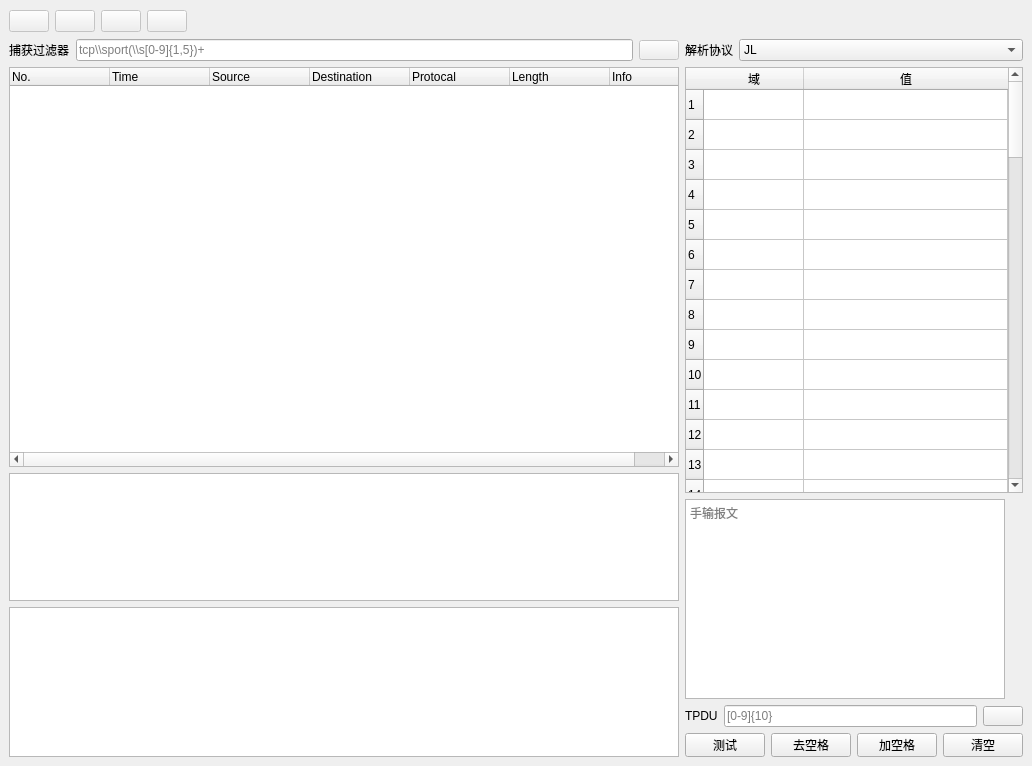
Before: the Qt Designer form src/GUI/mainWindow.ui in adam-hh/8583MSG_DEC, drawn with Qt 5.
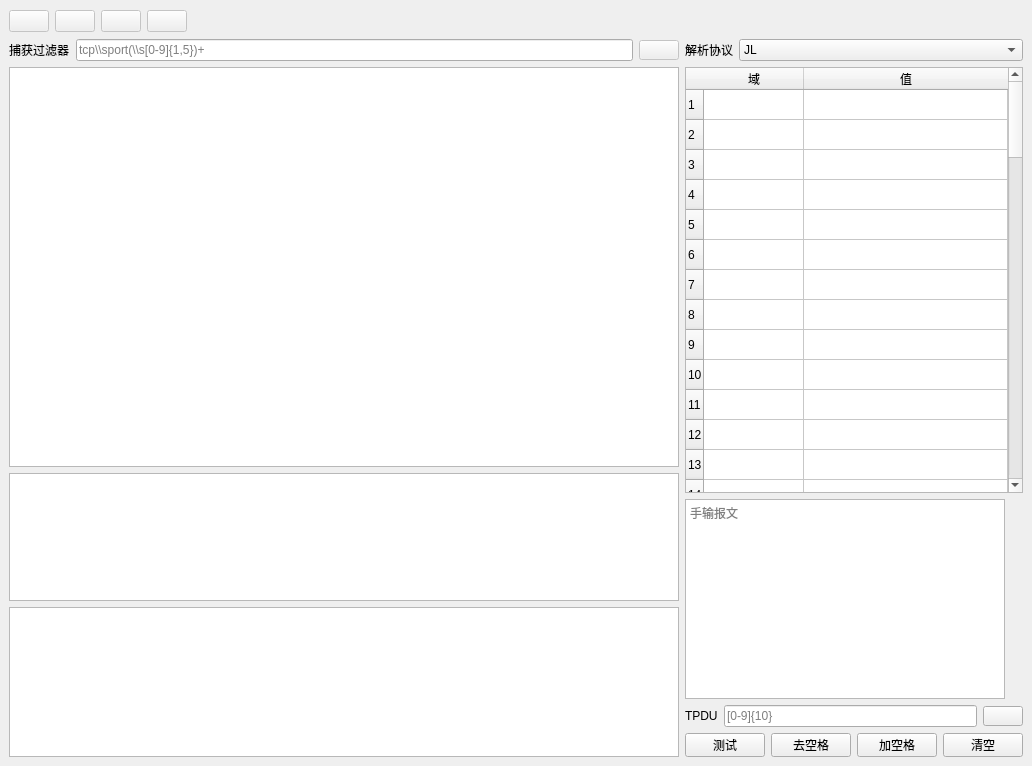
After: the same form once the commit is applied. Icons and pictures are not drawn.

```diff
--- a/src/GUI/mainWindow.ui
+++ b/src/GUI/mainWindow.ui
@@ -88,7 +88,7 @@
         <item>
          <layout class="QVBoxLayout" name="verticalLayout">
           <item>
-           <widget class="QTreeWidget" name="treeWidget">
+           <widget class="QTreeView" name="treeView">
             <property name="enabled">
              <bool>true</bool>
             </property>
@@ -98,44 +98,15 @@
               <height>400</height>
              </size>
             </property>
-            <property name="columnCount">
-             <number>7</number>
+            <property name="mouseTracking">
+             <bool>true</bool>
             </property>
-            <column>
-             <property name="text">
-              <string>No.</string>
-             </property>
-            </column>
-            <column>
-             <property name="text">
-              <string>Time</string>
-             </property>
-            </column>
-            <column>
-             <property name="text">
-              <string>Source</string>
-             </property>
-            </column>
-            <column>
-             <property name="text">
-              <string>Destination</string>
-             </property>
-            </column>
-            <column>
-             <property name="text">
-              <string>Protocal</string>
-             </property>
-            </column>
-            <column>
-             <property name="text">
-              <string>Length</string>
-             </property>
-            </column>
-            <column>
-             <property name="text">
-              <string>Info</string>
-             </property>
-            </column>
+            <property name="editTriggers">
+             <set>QAbstractItemView::NoEditTriggers</set>
+            </property>
+            <attribute name="headerVisible">
+             <bool>true</bool>
+            </attribute>
            </widget>
           </item>
           <item>
```
